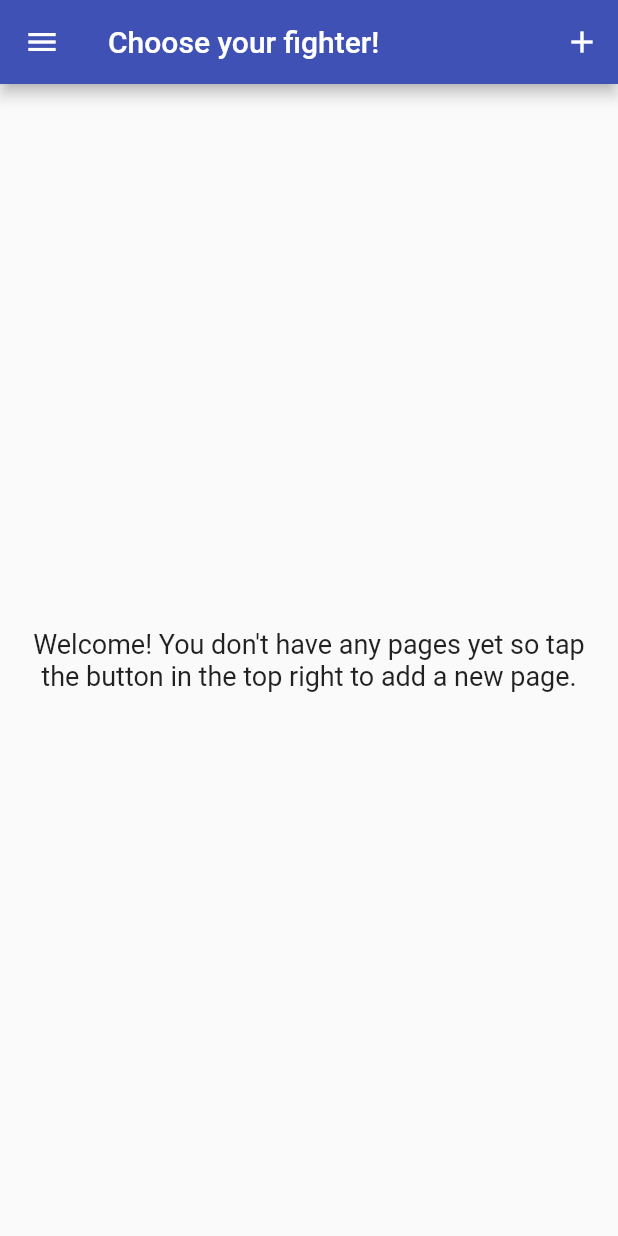
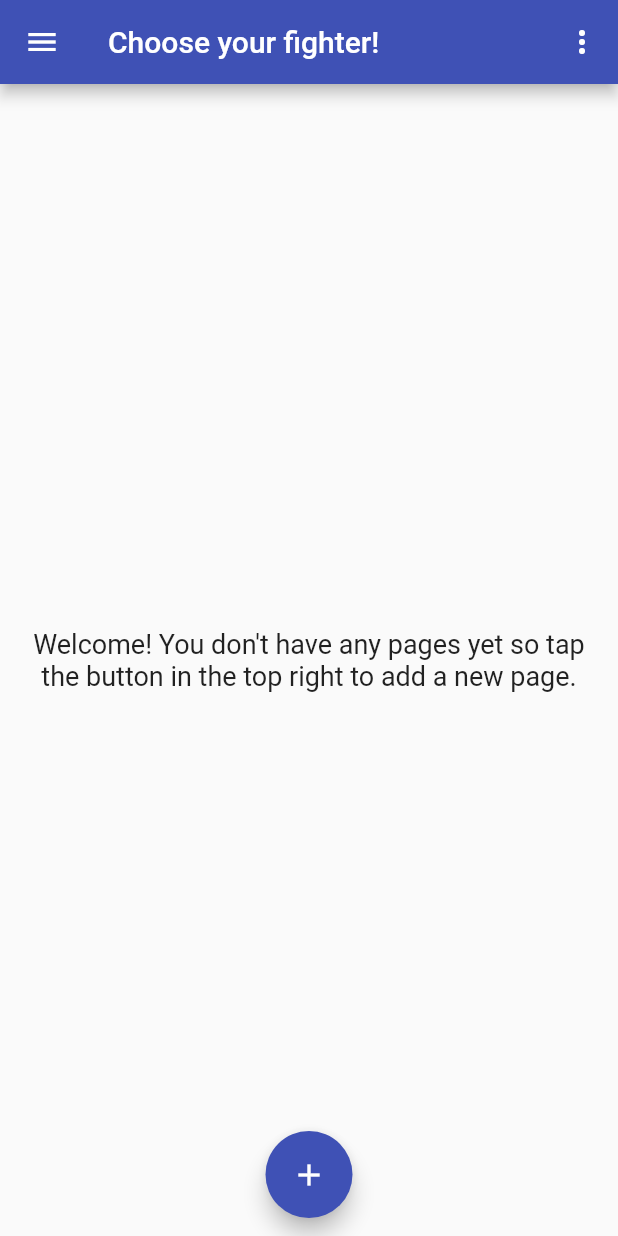
Before and after one commit to Sachin-02/Gallery-App, a Flutter app: the screen it shows after launch, on a phone screen of 412 x 824 dp. Run offline on Flutter 3.47's test engine with Material 2 defaults, Android fonts, the phone set to English and light mode, and no system bars; our stand-ins replace image_picker, sqflite; accounts and stored records are empty.

Commit message:
Added floating action button for adding pages
Placed gridview in custom scroll view to add sized box at the bottom
and make future adjustments easier. Created pop up menu with
with no functionality yet.

```diff
--- a/lib/screens/page_list_screen.dart
+++ b/lib/screens/page_list_screen.dart
@@ -26,19 +26,35 @@ class _PageListScreenState extends State<PageListScreen> {
       appBar: AppBar(
         title: Text("Choose your fighter!"),
         actions: [
-          IconButton(
-            icon: Icon(Icons.add),
+          PopupMenuButton(
+            itemBuilder: (ctx) => [
+              PopupMenuItem(
+                child: Text("Manage Pages"),
+              ),
+              PopupMenuItem(
+                child: Text("Settings"),
+              ),
+            ],
+          )
+        ],
+      ),
+      floatingActionButton: Container(
+        width: 70,
+        height: 70,
+        padding: EdgeInsets.only(bottom: 12),
+        child: FloatingActionButton(
+          child: Icon(Icons.add),
           onPressed: () {
             Navigator.of(context).pushNamed(AddPageScreen.routeName);
           },
         ),
-        ],
       ),
+      floatingActionButtonLocation: FloatingActionButtonLocation.centerDocked,
       drawer: PageDrawer(),
       body: FutureBuilder(
         future: fetchAndSet,
-        builder: (ctx, snapshot) => snapshot.connectionState ==
-                ConnectionState.waiting
+        builder: (ctx, snapshot) =>
+            snapshot.connectionState == ConnectionState.waiting
                 ? Center(
                     child: CircularProgressIndicator(),
                   )
@@ -55,24 +71,67 @@ class _PageListScreenState extends State<PageListScreen> {
                     ),
                     builder: (ctx, pages, ch) => pages.items.isEmpty
                         ? ch
-                    : GridView.builder(
-                        padding: EdgeInsets.all(10),
-                        gridDelegate: SliverGridDelegateWithMaxCrossAxisExtent(
+                        : CustomScrollView(
+                            slivers: [
+                              SliverPadding(
+                                padding: EdgeInsets.all(12),
+                                sliver: SliverGrid(
+                                  gridDelegate:
+                                      SliverGridDelegateWithMaxCrossAxisExtent(
                                     maxCrossAxisExtent:
                                         MediaQuery.of(context).size.width * 0.5,
                                     childAspectRatio: 1.0,
                                     crossAxisSpacing: 10,
                                     mainAxisSpacing: 10,
                                   ),
-                        itemBuilder: (ctx, i) => PageCover(
+                                  delegate: SliverChildBuilderDelegate(
+                                    (ctx, i) => PageCover(
                                       pages.items[i].id,
                                       pages.items[i].name,
                                       pages.items[i].image,
                                     ),
-                        itemCount: pages.items.length,
+                                    childCount: pages.items.length,
+                                  ),
+                                ),
+                              ),
+                              SliverList(
+                                delegate: SliverChildBuilderDelegate(
+                                    (ctx, i) => SizedBox(
+                                          height: 70,
+                                        ),
+                                    childCount: 1),
+                              )
+                            ],
                           ),
                   ),
       ),
     );
   }
 }
+
+//                            Column(
+//                             children: [
+//                               Expanded(
+//                                 child: GridView.builder(
+//                                   padding: EdgeInsets.all(10),
+//                                   gridDelegate:
+//     SliverGridDelegateWithMaxCrossAxisExtent(
+//   maxCrossAxisExtent:
+//       MediaQuery.of(context).size.width * 0.5,
+//   childAspectRatio: 1.0,
+//   crossAxisSpacing: 10,
+//   mainAxisSpacing: 10,
+// ),
+// itemBuilder: (ctx, i) => PageCover(
+//   pages.items[i].id,
+//   pages.items[i].name,
+//   pages.items[i].image,
+// ),
+// itemCount: pages.items.length,
+//                                 ),
+//                               ),
+//                               SizedBox(
+//                                 height: 70,
+//                               ),
+//                             ],
+//                           ),
```
Lines whose indentation alone changed are shown as unchanged.
